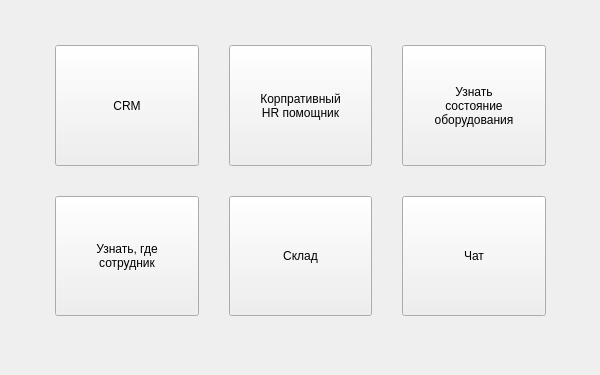
GinormousSalmon/SC2020, file mainForm.ui: the form before one commit.
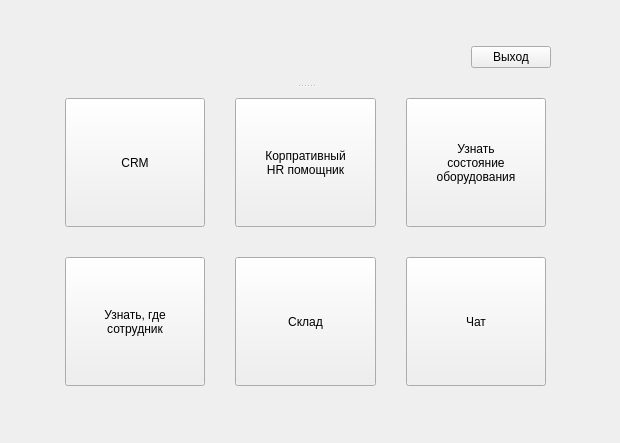
The form after the commit.

Commit message: made login ui, registration ui, user card on main ui

Patch:
```diff
--- a/mainForm.ui
+++ b/mainForm.ui
@@ -9,8 +9,8 @@
    <rect>
     <x>0</x>
     <y>0</y>
-    <width>600</width>
-    <height>375</height>
+    <width>620</width>
+    <height>443</height>
    </rect>
   </property>
   <property name="minimumSize">
@@ -29,15 +29,73 @@
    </size>
   </property>
   <widget class="QWidget" name="centralwidget">
-   <widget class="QWidget" name="gridLayoutWidget">
+   <widget class="QSplitter" name="splitter">
     <property name="geometry">
      <rect>
-      <x>50</x>
-      <y>40</y>
-      <width>501</width>
-      <height>281</height>
+      <x>60</x>
+      <y>30</y>
+      <width>491</width>
+      <height>361</height>
      </rect>
     </property>
+    <property name="orientation">
+     <enum>Qt::Vertical</enum>
+    </property>
+    <widget class="QWidget" name="gridLayoutWidget_2">
+     <layout class="QGridLayout" name="gridLayout_2">
+      <property name="verticalSpacing">
+       <number>3</number>
+      </property>
+      <item row="0" column="0">
+       <widget class="QLabel" name="current_user_label">
+        <property name="sizePolicy">
+         <sizepolicy hsizetype="MinimumExpanding" vsizetype="Maximum">
+          <horstretch>0</horstretch>
+          <verstretch>0</verstretch>
+         </sizepolicy>
+        </property>
+        <property name="font">
+         <font>
+          <pointsize>12</pointsize>
+          <weight>50</weight>
+          <bold>false</bold>
+          <kerning>true</kerning>
+         </font>
+        </property>
+        <property name="text">
+         <string/>
+        </property>
+        <property name="alignment">
+         <set>Qt::AlignRight|Qt::AlignTrailing|Qt::AlignVCenter</set>
+        </property>
+       </widget>
+      </item>
+      <item row="1" column="0">
+       <widget class="QLabel" name="user_position_label">
+        <property name="text">
+         <string/>
+        </property>
+        <property name="alignment">
+         <set>Qt::AlignRight|Qt::AlignTrailing|Qt::AlignVCenter</set>
+        </property>
+       </widget>
+      </item>
+      <item row="0" column="1" rowspan="2">
+       <widget class="QPushButton" name="log_out_button">
+        <property name="sizePolicy">
+         <sizepolicy hsizetype="Maximum" vsizetype="Fixed">
+          <horstretch>0</horstretch>
+          <verstretch>0</verstretch>
+         </sizepolicy>
+        </property>
+        <property name="text">
+         <string>Выход</string>
+        </property>
+       </widget>
+      </item>
+     </layout>
+    </widget>
+    <widget class="QWidget" name="gridLayoutWidget">
     <layout class="QGridLayout" name="mainLayout">
      <property name="sizeConstraint">
       <enum>QLayout::SetDefaultConstraint</enum>
@@ -57,58 +115,7 @@
      <property name="spacing">
       <number>30</number>
      </property>
-     <item row="0" column="3">
-      <widget class="QPushButton" name="hrHelperButton">
-       <property name="sizePolicy">
-        <sizepolicy hsizetype="Minimum" vsizetype="Minimum">
-         <horstretch>0</horstretch>
-         <verstretch>0</verstretch>
-        </sizepolicy>
-       </property>
-       <property name="minimumSize">
-        <size>
-         <width>50</width>
-         <height>50</height>
-        </size>
-       </property>
-       <property name="maximumSize">
-        <size>
-         <width>300</width>
-         <height>300</height>
-        </size>
-       </property>
-       <property name="text">
-        <string>Корпративный
-HR помощник</string>
-       </property>
-      </widget>
-     </item>
-     <item row="0" column="1">
-      <widget class="QPushButton" name="crmButton">
-       <property name="sizePolicy">
-        <sizepolicy hsizetype="Minimum" vsizetype="Minimum">
-         <horstretch>0</horstretch>
-         <verstretch>0</verstretch>
-        </sizepolicy>
-       </property>
-       <property name="minimumSize">
-        <size>
-         <width>50</width>
-         <height>50</height>
-        </size>
-       </property>
-       <property name="maximumSize">
-        <size>
-         <width>300</width>
-         <height>300</height>
-        </size>
-       </property>
-       <property name="text">
-        <string>CRM</string>
-       </property>
-      </widget>
-     </item>
-     <item row="1" column="3">
+      <item row="2" column="3">
       <widget class="QPushButton" name="storeButton">
        <property name="sizePolicy">
         <sizepolicy hsizetype="Minimum" vsizetype="Minimum">
@@ -133,7 +140,32 @@
        </property>
       </widget>
      </item>
-     <item row="0" column="4">
+      <item row="1" column="1">
+       <widget class="QPushButton" name="crmButton">
+        <property name="sizePolicy">
+         <sizepolicy hsizetype="Minimum" vsizetype="Minimum">
+          <horstretch>0</horstretch>
+          <verstretch>0</verstretch>
+         </sizepolicy>
+        </property>
+        <property name="minimumSize">
+         <size>
+          <width>50</width>
+          <height>50</height>
+         </size>
+        </property>
+        <property name="maximumSize">
+         <size>
+          <width>300</width>
+          <height>300</height>
+         </size>
+        </property>
+        <property name="text">
+         <string>CRM</string>
+        </property>
+       </widget>
+      </item>
+      <item row="1" column="4">
       <widget class="QPushButton" name="equipmentStateButton">
        <property name="sizePolicy">
         <sizepolicy hsizetype="Minimum" vsizetype="Minimum">
@@ -160,7 +192,33 @@
        </property>
       </widget>
      </item>
-     <item row="1" column="4">
+      <item row="2" column="1">
+       <widget class="QPushButton" name="staffButton">
+        <property name="sizePolicy">
+         <sizepolicy hsizetype="Minimum" vsizetype="Minimum">
+          <horstretch>0</horstretch>
+          <verstretch>0</verstretch>
+         </sizepolicy>
+        </property>
+        <property name="minimumSize">
+         <size>
+          <width>50</width>
+          <height>50</height>
+         </size>
+        </property>
+        <property name="maximumSize">
+         <size>
+          <width>300</width>
+          <height>300</height>
+         </size>
+        </property>
+        <property name="text">
+         <string>Узнать, где
+сотрудник</string>
+        </property>
+       </widget>
+      </item>
+      <item row="2" column="4">
       <widget class="QPushButton" name="chatButton">
        <property name="sizePolicy">
         <sizepolicy hsizetype="Minimum" vsizetype="Minimum">
@@ -185,8 +243,8 @@
        </property>
       </widget>
      </item>
-     <item row="1" column="1">
-      <widget class="QPushButton" name="staffButton">
+      <item row="1" column="3">
+       <widget class="QPushButton" name="hrHelperButton">
        <property name="sizePolicy">
         <sizepolicy hsizetype="Minimum" vsizetype="Minimum">
          <horstretch>0</horstretch>
@@ -206,12 +264,29 @@
         </size>
        </property>
        <property name="text">
-        <string>Узнать, где
-сотрудник</string>
+         <string>Корпративный
+HR помощник</string>
        </property>
       </widget>
      </item>
-    </layout>
+      <item row="0" column="4">
+       <spacer name="verticalSpacer">
+        <property name="orientation">
+         <enum>Qt::Vertical</enum>
+        </property>
+        <property name="sizeType">
+         <enum>QSizePolicy::Fixed</enum>
+        </property>
+        <property name="sizeHint" stdset="0">
+         <size>
+          <width>20</width>
+          <height>5</height>
+         </size>
+        </property>
+       </spacer>
+      </item>
+     </layout>
+    </widget>
    </widget>
   </widget>
  </widget>
```
Lines whose indentation alone changed are shown as unchanged. The commit also changes 4 other files.
